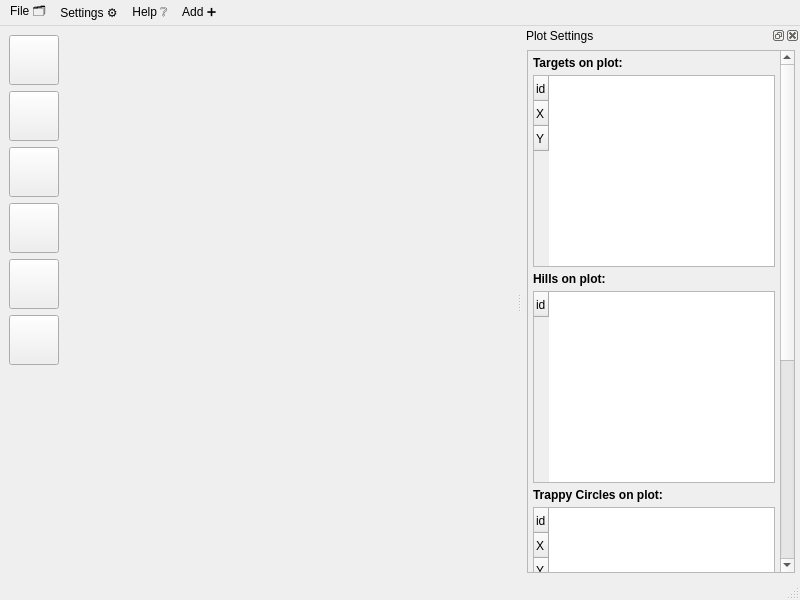
Old version of the form main/mainwindow.ui in the repository UmbrellaLeaf5/locus_no_pilotus.
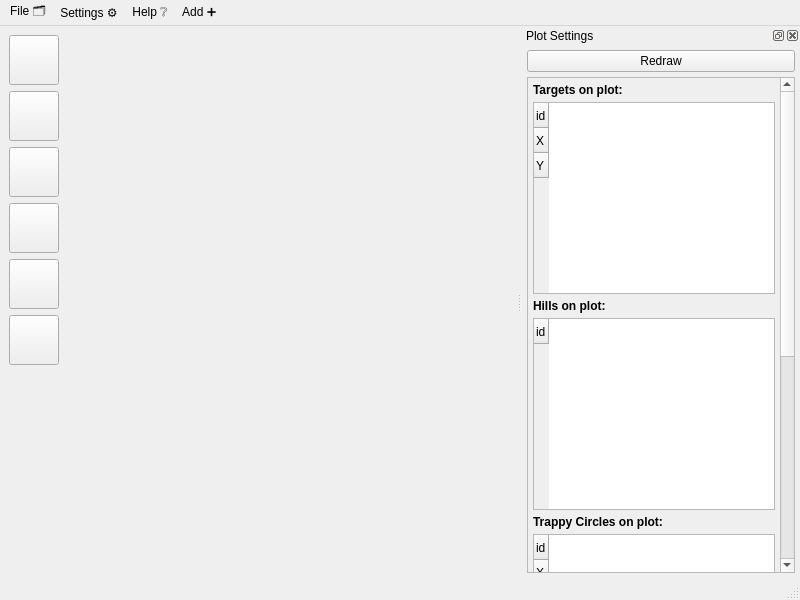
New version of the form. Icons and pictures are not drawn. Custom widgets are drawn as their Qt base class.

Commit message: add Redraw button in PlotSettings

The edit to the form file:
```diff
--- a/main/mainwindow.ui
+++ b/main/mainwindow.ui
@@ -379,7 +379,7 @@
     <property name="layoutDirection">
      <enum>Qt::RightToLeft</enum>
     </property>
-    <layout class="QHBoxLayout" name="plotSettingsDockHorizontalLayout">
+    <layout class="QVBoxLayout" name="plotSettingsDockVerticalLayout">
      <property name="spacing">
       <number>5</number>
      </property>
@@ -395,6 +395,22 @@
      <property name="bottomMargin">
       <number>5</number>
      </property>
+     <item>
+      <widget class="QPushButton" name="redrawPushButton">
+       <property name="sizePolicy">
+        <sizepolicy hsizetype="Preferred" vsizetype="Preferred">
+         <horstretch>0</horstretch>
+         <verstretch>0</verstretch>
+        </sizepolicy>
+       </property>
+       <property name="cursor">
+        <cursorShape>PointingHandCursor</cursorShape>
+       </property>
+       <property name="text">
+        <string>Redraw</string>
+       </property>
+      </widget>
+     </item>
      <item>
       <widget class="QScrollArea" name="guiObjectsScrollArea">
        <property name="baseSize">
```
The commit also changes 2 other files.
